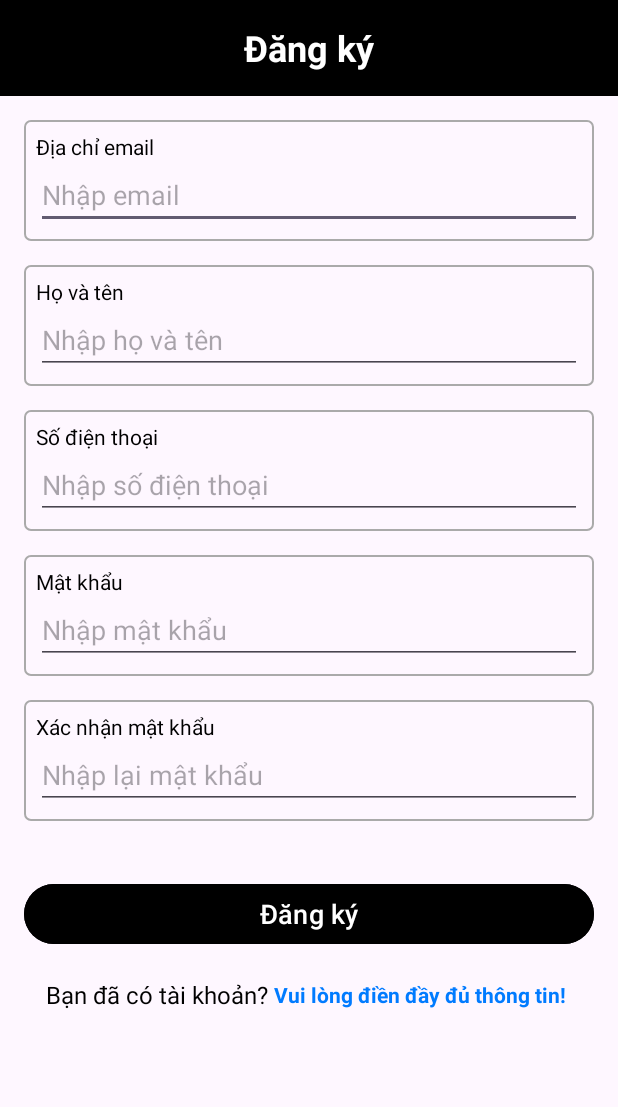
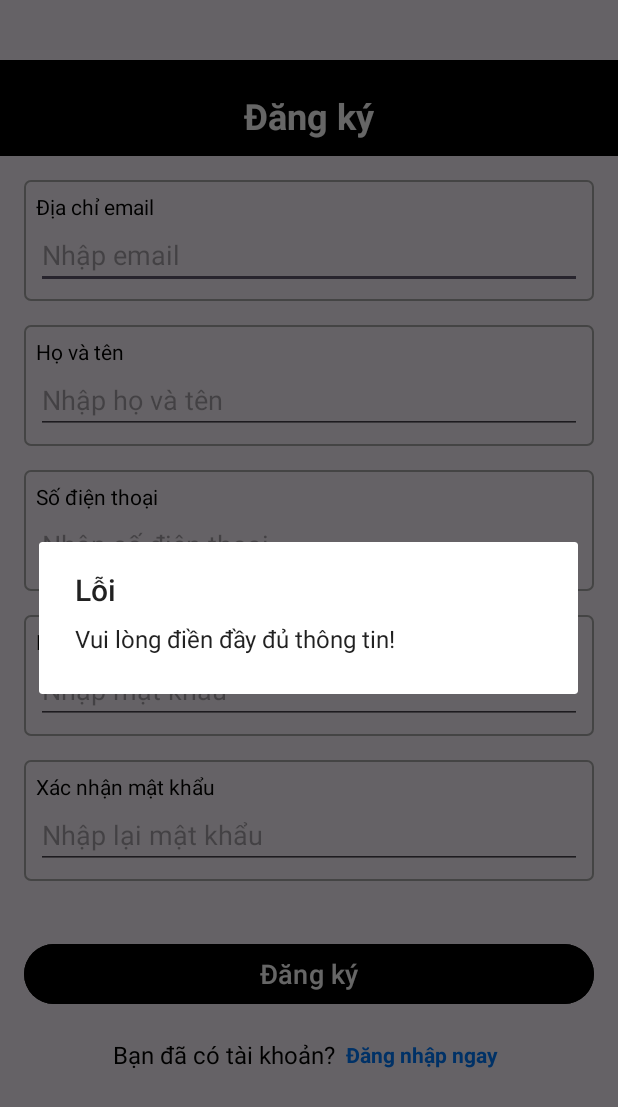
Before and after one commit to khacSon0907/fe_android, an Android app: the Register screen opened directly, with no data from a screen before it, after a tap on "Đăng ký", on a phone screen of 412 x 824 dp. Shown: the top 1107 px of the screen. Run offline under Robolectric (Android 15) with nearby library versions, the phone set to English and light mode, and no system bars.

Commit message:
register done

```diff
--- a/app/src/main/AndroidManifest.xml
+++ b/app/src/main/AndroidManifest.xml
@@ -28,7 +28,9 @@
             />
         <activity android:name=".view.authentication.Register"
             android:exported="false"
-
+            />
+        <activity android:name=".view.authentication.Login"
+            android:exported="false"
             />
     </application>
 </manifest>
--- a/app/src/main/java/com/example/myapplication/api/ApiService.java
+++ b/app/src/main/java/com/example/myapplication/api/ApiService.java
@@ -1,8 +1,9 @@
 package com.example.myapplication.api;
 
 import com.example.myapplication.model.RegisterRequest;
-import com.example.myapplication.model.RegisterResponse;
 
+
+import java.util.Map;
 
 import retrofit2.Call;
 import retrofit2.http.Body;
@@ -10,5 +11,5 @@ import retrofit2.http.POST;
 
 public interface ApiService {
     @POST("api/register") // Thay "api/register" bằng endpoint thực tế của bạn
-    Call<RegisterResponse> registerUser(@Body RegisterRequest request);
+    Call<Map<String, Object>> registerUser(@Body RegisterRequest request);
 }
--- a/app/src/main/java/com/example/myapplication/view/authentication/Register.java
+++ b/app/src/main/java/com/example/myapplication/view/authentication/Register.java
@@ -7,20 +7,20 @@ import android.view.inputmethod.InputMethodManager;
 import android.widget.Button;
 import android.widget.EditText;
 import android.widget.TextView;
+import android.app.AlertDialog;
+import android.widget.Toast;
 
 import androidx.appcompat.app.AppCompatActivity;
+import androidx.lifecycle.Observer;
 import androidx.lifecycle.ViewModelProvider;
 
 import com.example.myapplication.R;
 import com.example.myapplication.model.RegisterRequest;
 import com.example.myapplication.viewmodel.AuthViewModel;
 
-import kotlinx.coroutines.CoroutineScope;
-import kotlinx.coroutines.Dispatchers;
-
 public class Register extends AppCompatActivity {
 
-    private EditText edtMail, edtFullName, edtPhoneNumber,edtPassword,edtConfirmPassword;
+    private EditText edtMail, edtFullName, edtPhoneNumber, edtPassword, edtConfirmPassword;
     private Button btnRegister;
     private TextView tvSignIn;
     private AuthViewModel authViewModel;
@@ -39,10 +39,12 @@ public class Register extends AppCompatActivity {
         btnRegister = findViewById(R.id.btnRegister);
         tvSignIn = findViewById(R.id.tvSignIn);
         authViewModel = new ViewModelProvider(this).get(AuthViewModel.class);
+
         tvSignIn.setOnClickListener(v -> {
             Intent intent = new Intent(Register.this, Login.class);
             startActivity(intent);
         });
+
         btnRegister.setOnClickListener(v -> {
             // Ẩn bàn phím
             InputMethodManager imm = (InputMethodManager) getSystemService(INPUT_METHOD_SERVICE);
@@ -51,22 +53,23 @@ public class Register extends AppCompatActivity {
             }
 
             // Lấy dữ liệu từ các trường nhập liệu
-            String email = edtMail.getText().toString();
-            String username = edtFullName.getText().toString();
-            String password = edtPassword.getText().toString();
-            String phonenumber = edtPhoneNumber.getText().toString();
+            String email = edtMail.getText().toString().trim();
 
-            // Kiểm tra dữ liệu nhập liệu
+            String username = edtFullName.getText().toString().trim();
+            String password = edtPassword.getText().toString().trim();
+            String phonenumber = edtPhoneNumber.getText().toString().trim();
+            String confirmPassword = edtConfirmPassword.getText().toString().trim();
+
+            // Kiểm tra dữ liệu nhập
             if (email.isEmpty() || username.isEmpty() || password.isEmpty() || phonenumber.isEmpty()) {
-                tvSignIn.setText("Vui lòng điền đầy đủ thông tin!");
-                return; // Dừng lại nếu thiếu thông tin
+                showAlertDialog("Lỗi", "Vui lòng điền đầy đủ thông tin!");
+                return;
             }
 
             // Kiểm tra mật khẩu và xác nhận mật khẩu
-            String confirmPassword = edtConfirmPassword.getText().toString();
             if (!password.equals(confirmPassword)) {
-                tvSignIn.setText("Mật khẩu và xác nhận mật khẩu không khớp!");
-                return; // Dừng lại nếu mật khẩu không khớp
+                showAlertDialog("Lỗi", "Mật khẩu và xác nhận mật khẩu không khớp!");
+                return;
             }
 
             // Tạo đối tượng RegisterRequest
@@ -76,5 +79,20 @@ public class Register extends AppCompatActivity {
             authViewModel.registerUser(registerRequest);
         });
 
+        authViewModel.getRegisterResult().observe(this, new Observer<String>() {
+            @Override
+            public void onChanged(String result) {
+                // Hiển thị thông điệp đăng ký lên giao diện
+                Toast.makeText(Register.this, result, Toast.LENGTH_SHORT).show();
+            }
+        });
+    }
+
+    // Hàm hiển thị AlertDialog
+    private void showAlertDialog(String title, String message) {
+        new AlertDialog.Builder(this)
+                .setTitle(title)
+                .setMessage(message)
+                .show();
     }
 }
--- a/app/src/main/res/layout/register.xml
+++ b/app/src/main/res/layout/register.xml
@@ -4,6 +4,11 @@
     android:layout_height="match_parent"
     android:orientation="vertical">
 
+    <TextView
+        android:layout_width="match_parent"
+        android:layout_height="40dp"
+
+        />
     <!-- Toolbar -->
     <androidx.appcompat.widget.Toolbar
         android:id="@+id/toolbar"
@@ -12,9 +17,12 @@
         android:background="@android:color/black"
         android:elevation="4dp"
         android:theme="@style/ThemeOverlay.AppCompat.Dark.ActionBar"
-        android:popupTheme="@style/ThemeOverlay.AppCompat.Light">
+        android:popupTheme="@style/ThemeOverlay.AppCompat.Light"
+        android:paddingTop="10dp"
+        >
 
         <TextView
+
             android:layout_width="wrap_content"
             android:layout_height="wrap_content"
             android:text="Đăng ký"
```
Also changed, not shown: app/src/main/java/com/example/myapplication/fragments/ProfileFragment.java (+27 -0 lines), app/src/main/java/com/example/myapplication/view/authentication/Login.java (+11 -0 lines), app/src/main/java/com/example/myapplication/viewmodel/AuthViewModel.java (+29 -8 lines), app/src/main/res/layout/fragment_profile.xml (+12 -4 lines), app/src/main/res/layout/login.xml (+10 -2 lines).
